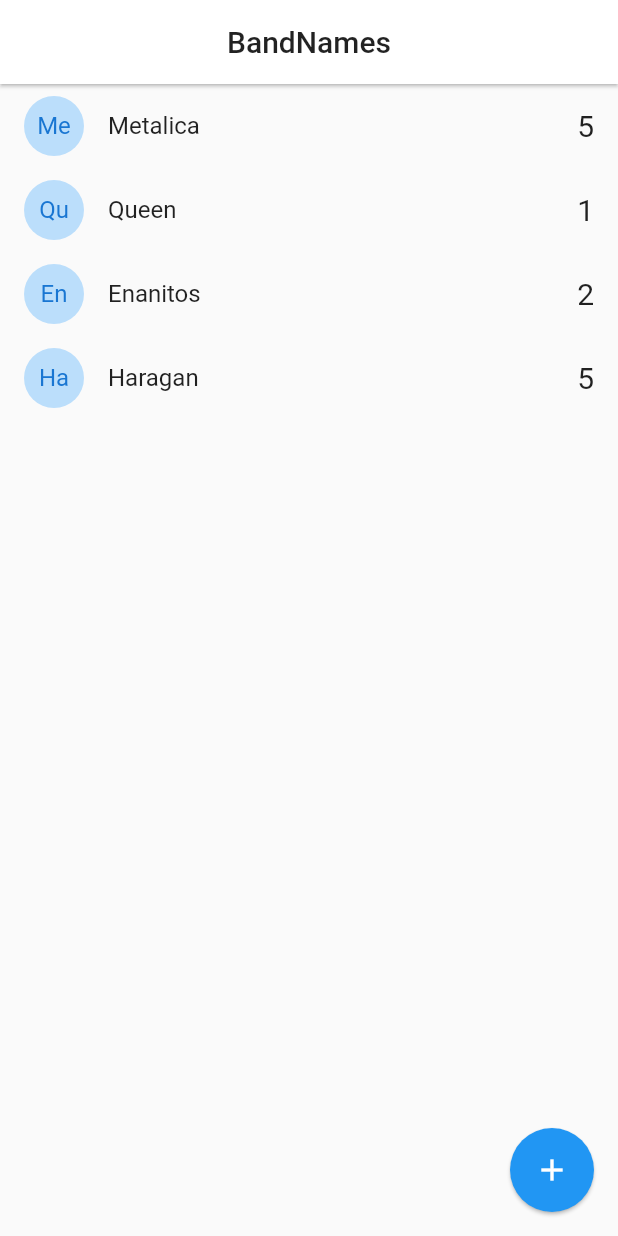
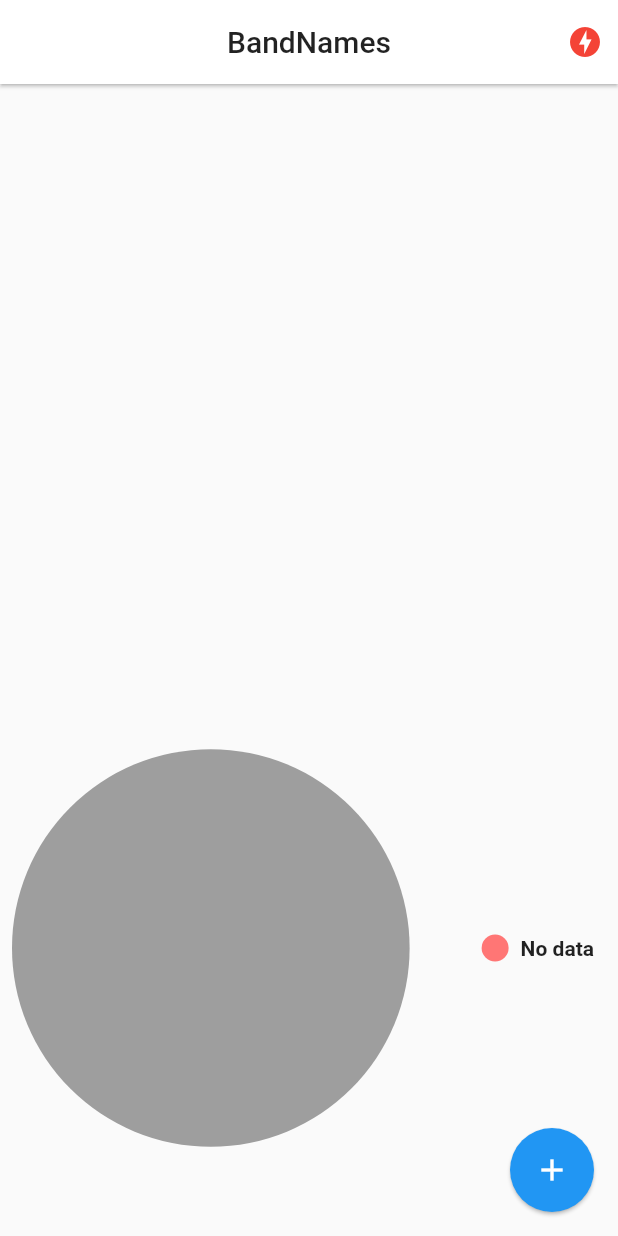
Before and after one commit to RoHeTT17/flutter-bandnames-socket, a Flutter app: the HomePage screen opened by its route, on a phone screen of 412 x 824 dp. Run offline on Flutter 3.47's test engine with Material 2 defaults, Android fonts, the phone set to English and light mode, and no system bars; drawn by our look-alikes of pie_chart; our stand-ins replace socket_io_client; network calls fail.

Commit message:
App terminada. Fin seccion 4

```diff
--- a/lib/models/band.dart
+++ b/lib/models/band.dart
@@ -6,6 +6,10 @@ class Band{
 
    Band({required this.id, required this.name, required this.votes});
 
-   factory Band.fromMap(Map<String, dynamic> obj) => Band(id: obj['id'], name: obj['name'], votes: obj['votes']);
+   factory Band.fromMap(Map<String, dynamic> obj) => Band(
+                                                           id:    obj.containsKey('id')   ? obj['id']    : 'no-id',
+                                                           name:  obj.containsKey('name') ? obj['name']  : 'no-name',
+                                                           votes: obj.containsKey('votes')? obj['votes'] : 'no-vote'
+                                                         );
 
 }
--- a/lib/pages/home.dart
+++ b/lib/pages/home.dart
@@ -2,6 +2,11 @@ import 'dart:io';
 
 import 'package:flutter/cupertino.dart';
 import 'package:flutter/material.dart';
+import 'package:pie_chart/pie_chart.dart';
+
+import 'package:provider/provider.dart';
+
+import 'package:band_names/services/socket_services.dart';
 
 import 'package:band_names/models/band.dart';
 
@@ -15,30 +20,83 @@ class HomePage extends StatefulWidget {
 
 class _HomePageState extends State<HomePage> {
 
+  @override
+  void initState() {
+    super.initState();
+
+    //false, porque no necesitamos que se redibuje a este nivel.
+    final sockerService = Provider.of<SocketService>(context, listen: false);
+
+    //Aquí obtenemos el listados de las bands. Cuando se borra, aumentan los votos se escucha este evento y
+    //redibuja por eso es que el provider esta en false.
+    sockerService.getSocket.on('active-bands', _handleActiveBands);
+
+  }
+
+  _handleActiveBands(dynamic payload){
+       //En tiempo de ejecución se sabe que es un List, por eso se castea.
+       //Se recorre la lista y cada elemento lo transforma en una Band
+       //toList para que retorne una lista al final, sino solo regresa un iterable.
+       bands = (payload as List).map((banda) => Band.fromMap(banda)).toList();
+
+       setState(() {
+
+       });
+  }
+
+ @override
+ void dispose() {
+
+   final sockerService = Provider.of<SocketService>(context, listen: false);
+   sockerService.getSocket.off('active-bands');
+   super.dispose();
+
+ }
+
+
  List<Band> bands = [
-                       Band(id: '01', name: 'Metalica', votes: 5),
+                       /*Band(id: '01', name: 'Metalica', votes: 5),
                        Band(id: '02', name: 'Queen'   , votes: 1),
                        Band(id: '03', name: 'Enanitos', votes: 2),
-                       Band(id: '04', name: 'Haragan' , votes: 5),
+                       Band(id: '04', name: 'Haragan' , votes: 5),*/
                     ];
 
 
   @override
   Widget build(BuildContext context) {
+
+    final sockerService = Provider.of<SocketService>(context);
+
     return Scaffold(
       appBar: AppBar(
         centerTitle: true,
         title: const Text('BandNames', style: TextStyle(color: Colors.black87),),
         backgroundColor: Colors.white,
+        actions: [
+                    Container(
+                      margin: const EdgeInsets.only(right: 10),
+                      child: sockerService.getSeverStatus ==  ServerStatus.online
+                      ? Icon(Icons.check, color: Colors.blue[300],)
+                      : const Icon(Icons.offline_bolt, color: Colors.red,),
+                    )
+                 ],
         elevation: 1,
       ),
-      body: ListView.builder(
-                               itemCount: bands.length,
-                               itemBuilder: (BuildContext context, int index) {
+      body: Column(
+        children: [
+                    Expanded(
+                      child: ListView.builder(
+                                        itemCount: bands.length,
+                                        itemBuilder: (BuildContext context, int index) {
 
-                                  return _banTile(bands[index]);
-                               },
-                            ),
+                                          return _banTile(bands[index]);
+                                        },
+                        ),
+                    ),
+
+                    Expanded(child: _ShowGraph(bands: bands,)),
+                ],
+      ),
       floatingActionButton: FloatingActionButton(
         elevation: 1,
         onPressed: addNewBand,
@@ -48,11 +106,15 @@ class _HomePageState extends State<HomePage> {
   }
 
   Widget _banTile(Band band) {
+
+    final socketService = Provider.of<SocketService>(context,listen: false);
+
     return Dismissible(
       key: Key(band.id),
       direction: DismissDirection.startToEnd,
       onDismissed: (direction) {
-        print('direction: $direction');
+        //print('direction: $direction');
+        socketService.getSocket.emit('delete-band',{'id': band.id});
       },
       background: Container(
                             padding: const EdgeInsets.only(left: 8.0),
@@ -67,7 +129,8 @@ class _HomePageState extends State<HomePage> {
                        title: Text(band.name),
                        trailing: Text('${band.votes}', style: const TextStyle(fontSize: 20),),
                        onTap: () {
-                         print(band.name);
+                         //print(band.name);
+                         socketService.getSocket.emit('vote-band', {'id' : band.id});
                        },
                     ),
     );
@@ -125,10 +188,15 @@ class _HomePageState extends State<HomePage> {
 
   void addBandToList(String name){
 
+    final socketService = Provider.of<SocketService>(context, listen: false);
+
     if(name.isNotEmpty){
-      setState(() {
+
+      socketService.getSocket.emit('add-band',{'name':name});
+
+      /*setState(() {
         bands.add(Band(id: DateTime.now().toString(), name: name, votes: 0));
-      });
+      });*/
     }
 
     Navigator.of(context).pop();
@@ -136,3 +204,37 @@ class _HomePageState extends State<HomePage> {
   }
 
 }
+
+class _ShowGraph extends StatelessWidget {
+
+  final  List<Band> bands;
+
+  const _ShowGraph({  Key? key, required this.bands, }) : super(key: key);
+
+  @override
+  Widget build(BuildContext context) {
+
+  Map<String, double> dataMap = {
+      /*"Flutter": 5,
+      "React": 3,
+      "Xamarin": 2,
+      "Ionic": 2,*/
+    };
+
+    if(bands.isEmpty){
+          dataMap.putIfAbsent('No data', ()=> 0.0);
+    }else{
+
+      for (var banda in bands) {
+
+        dataMap.putIfAbsent(banda.name, ()=> banda.votes.toDouble());
+      }
+    }
+
+    return SizedBox(
+      height: 500,
+      width: double.infinity,
+      child: PieChart(dataMap: dataMap)
+      ) ;
+  }
+}
--- a/pubspec.yaml
+++ b/pubspec.yaml
@@ -34,6 +34,7 @@ dependencies:
     sdk: flutter
   provider: ^6.0.5
   socket_io_client: ^2.0.0
+  pie_chart: ^5.3.2
 
 dev_dependencies:
 
```
Also changed, not shown: lib/main.dart (+18 -9 lines), lib/pages/status.dart (+19 -1 lines), lib/services/socket_services.dart (+22 -8 lines), pubspec.lock.
